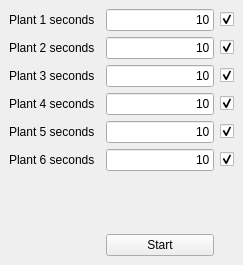
Above: plantai/interface/mainwindow.ui from DigiScore/plant-ai before the change. Below: the same form after it.
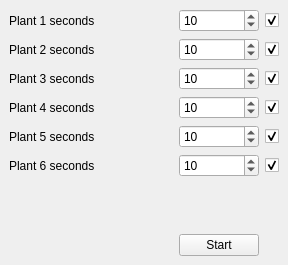
That is the form after the change.

Commit message: using spinboxes for the seconds

```diff
--- a/plantai/interface/mainwindow.ui
+++ b/plantai/interface/mainwindow.ui
@@ -6,20 +6,20 @@
    <rect>
     <x>0</x>
     <y>0</y>
-    <width>243</width>
+    <width>288</width>
     <height>265</height>
    </rect>
   </property>
   <property name="minimumSize">
    <size>
-    <width>200</width>
+    <width>250</width>
     <height>265</height>
    </size>
   </property>
   <property name="maximumSize">
    <size>
-    <width>243</width>
-    <height>308</height>
+    <width>288</width>
+    <height>344</height>
    </size>
   </property>
   <property name="windowTitle">
@@ -49,16 +49,6 @@
         </property>
        </widget>
       </item>
-      <item row="2" column="1">
-       <widget class="QLineEdit" name="plant3_ms">
-        <property name="text">
-         <string>10</string>
-        </property>
-        <property name="alignment">
-         <set>Qt::AlignRight|Qt::AlignTrailing|Qt::AlignVCenter</set>
-        </property>
-       </widget>
-      </item>
       <item row="0" column="0">
        <widget class="QLabel" name="label">
         <property name="text">
@@ -79,16 +69,6 @@
         </property>
        </spacer>
       </item>
-      <item row="1" column="2">
-       <widget class="QCheckBox" name="plant2_cb">
-        <property name="text">
-         <string/>
-        </property>
-        <property name="checked">
-         <bool>true</bool>
-        </property>
-       </widget>
-      </item>
       <item row="3" column="0">
        <widget class="QLabel" name="label_4">
         <property name="text">
@@ -96,16 +76,6 @@
         </property>
        </widget>
       </item>
-      <item row="0" column="1">
-       <widget class="QLineEdit" name="plant1_ms">
-        <property name="text">
-         <string>10</string>
-        </property>
-        <property name="alignment">
-         <set>Qt::AlignRight|Qt::AlignTrailing|Qt::AlignVCenter</set>
-        </property>
-       </widget>
-      </item>
       <item row="5" column="2">
        <widget class="QCheckBox" name="plant6_cb">
         <property name="text">
@@ -116,16 +86,6 @@
         </property>
        </widget>
       </item>
-      <item row="4" column="1">
-       <widget class="QLineEdit" name="plant5_ms">
-        <property name="text">
-         <string>10</string>
-        </property>
-        <property name="alignment">
-         <set>Qt::AlignRight|Qt::AlignTrailing|Qt::AlignVCenter</set>
-        </property>
-       </widget>
-      </item>
       <item row="4" column="0">
        <widget class="QLabel" name="label_5">
         <property name="text">
@@ -133,26 +93,6 @@
         </property>
        </widget>
       </item>
-      <item row="1" column="1">
-       <widget class="QLineEdit" name="plant2_ms">
-        <property name="text">
-         <string>10</string>
-        </property>
-        <property name="alignment">
-         <set>Qt::AlignRight|Qt::AlignTrailing|Qt::AlignVCenter</set>
-        </property>
-       </widget>
-      </item>
-      <item row="3" column="1">
-       <widget class="QLineEdit" name="plant4_ms">
-        <property name="text">
-         <string>10</string>
-        </property>
-        <property name="alignment">
-         <set>Qt::AlignRight|Qt::AlignTrailing|Qt::AlignVCenter</set>
-        </property>
-       </widget>
-      </item>
       <item row="1" column="0">
        <widget class="QLabel" name="label_2">
         <property name="text">
@@ -214,13 +154,73 @@
         </property>
        </widget>
       </item>
+      <item row="1" column="2">
+       <widget class="QCheckBox" name="plant2_cb">
+        <property name="text">
+         <string/>
+        </property>
+        <property name="checked">
+         <bool>true</bool>
+        </property>
+       </widget>
+      </item>
+      <item row="0" column="1">
+       <widget class="QSpinBox" name="plant1_sb">
+        <property name="maximum">
+         <number>1000</number>
+        </property>
+        <property name="value">
+         <number>10</number>
+        </property>
+       </widget>
+      </item>
+      <item row="1" column="1">
+       <widget class="QSpinBox" name="plant2_sb">
+        <property name="maximum">
+         <number>1000</number>
+        </property>
+        <property name="value">
+         <number>10</number>
+        </property>
+       </widget>
+      </item>
+      <item row="2" column="1">
+       <widget class="QSpinBox" name="plant3_sb">
+        <property name="maximum">
+         <number>1000</number>
+        </property>
+        <property name="value">
+         <number>10</number>
+        </property>
+       </widget>
+      </item>
+      <item row="3" column="1">
+       <widget class="QSpinBox" name="plant4_sb">
+        <property name="maximum">
+         <number>1000</number>
+        </property>
+        <property name="value">
+         <number>10</number>
+        </property>
+       </widget>
+      </item>
+      <item row="4" column="1">
+       <widget class="QSpinBox" name="plant5_sb">
+        <property name="maximum">
+         <number>1000</number>
+        </property>
+        <property name="value">
+         <number>10</number>
+        </property>
+       </widget>
+      </item>
       <item row="5" column="1">
-       <widget class="QLineEdit" name="plant6_ms">
-        <property name="text">
-         <string>10</string>
+       <widget class="QSpinBox" name="plant6_sb">
+        <property name="maximum">
+         <number>1000</number>
         </property>
-        <property name="alignment">
-         <set>Qt::AlignRight|Qt::AlignTrailing|Qt::AlignVCenter</set>
+        <property name="value">
+         <number>10</number>
         </property>
        </widget>
       </item>
```
The commit also changes 1 other file.
